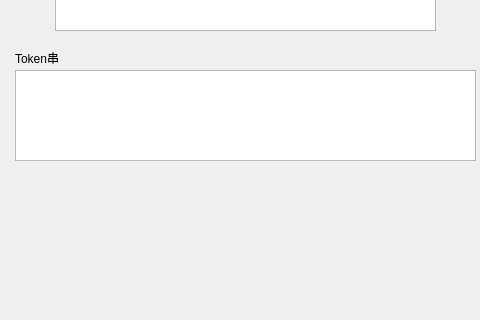
Above: mainwindow.ui from lh2080028463/Compiler before the change; both pictures show x 155 to 635 and y 280 to 600 of the 800 by 600 pixel window. Below: the same form after it.
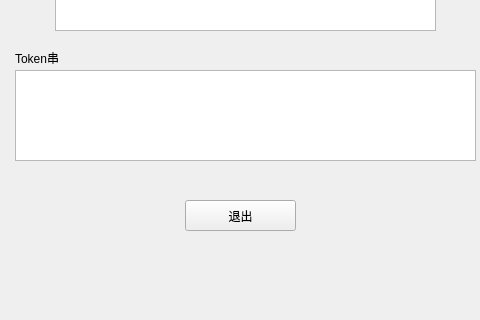
That is the form after the change.

```diff
--- a/mainwindow.ui
+++ b/mainwindow.ui
@@ -106,6 +106,19 @@
      <string>下一步</string>
     </property>
    </widget>
+   <widget class="QPushButton" name="quitButton">
+    <property name="geometry">
+     <rect>
+      <x>340</x>
+      <y>480</y>
+      <width>111</width>
+      <height>31</height>
+     </rect>
+    </property>
+    <property name="text">
+     <string>退出</string>
+    </property>
+   </widget>
   </widget>
   <widget class="QMenuBar" name="menubar">
    <property name="geometry">
```
